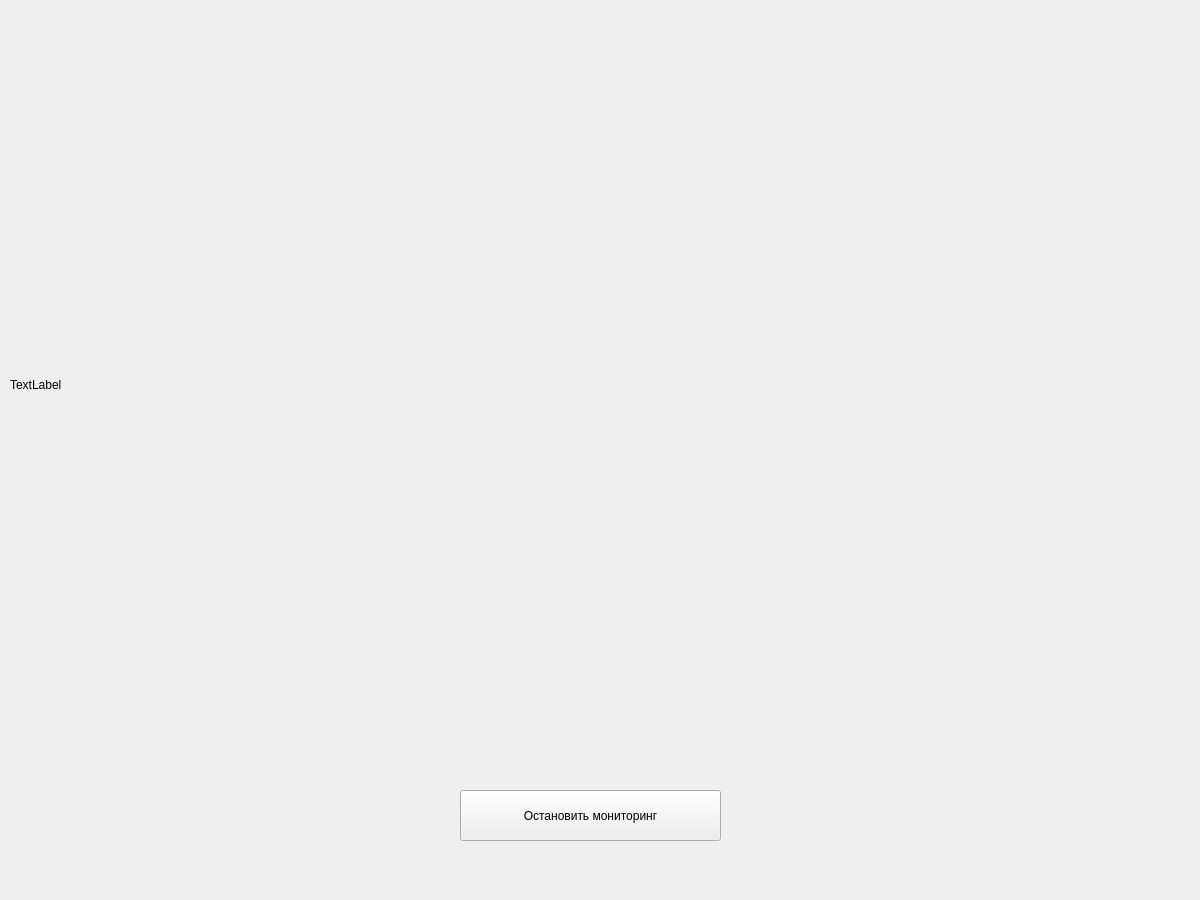
This is UI/detection_window.ui in wauping/SOWA as Qt 5 draws it before an edit. The edited form follows.
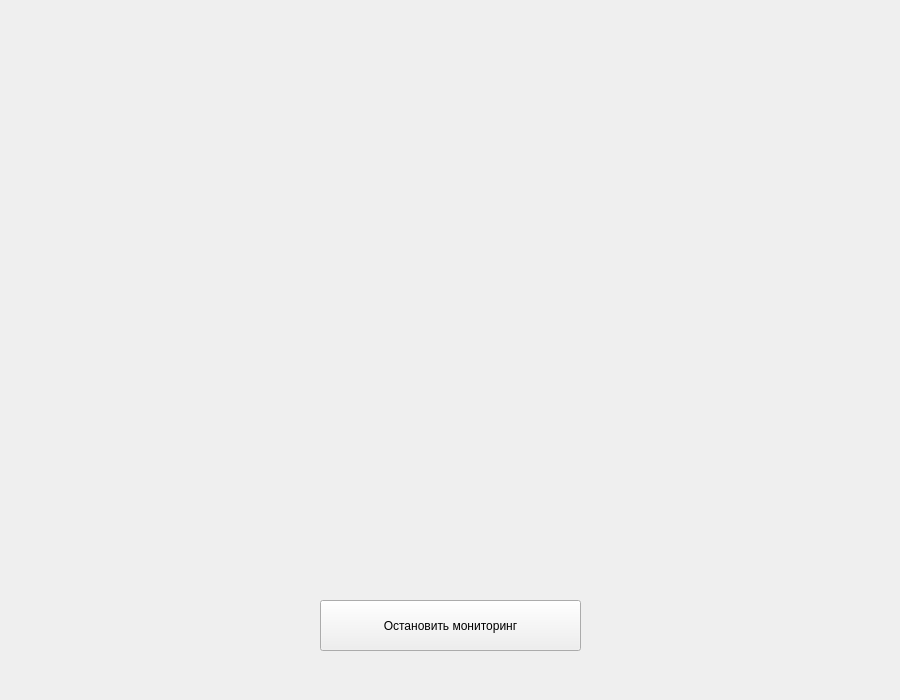
This is the edited form. Icons and pictures are not drawn.

Patch:
```diff
--- a/UI/detection_window.ui
+++ b/UI/detection_window.ui
@@ -6,20 +6,20 @@
    <rect>
     <x>0</x>
     <y>0</y>
-    <width>1200</width>
-    <height>900</height>
+    <width>900</width>
+    <height>700</height>
    </rect>
   </property>
   <property name="minimumSize">
    <size>
-    <width>1200</width>
-    <height>900</height>
+    <width>900</width>
+    <height>700</height>
    </size>
   </property>
   <property name="maximumSize">
    <size>
-    <width>1200</width>
-    <height>900</height>
+    <width>900</width>
+    <height>700</height>
    </size>
   </property>
   <property name="windowTitle">
@@ -29,33 +29,33 @@
    <widget class="QLabel" name="label_detection">
     <property name="geometry">
      <rect>
-      <x>10</x>
+      <x>127</x>
       <y>10</y>
-      <width>1180</width>
-      <height>750</height>
+      <width>640</width>
+      <height>640</height>
      </rect>
     </property>
     <property name="minimumSize">
      <size>
-      <width>1180</width>
-      <height>750</height>
+      <width>640</width>
+      <height>640</height>
      </size>
     </property>
     <property name="maximumSize">
      <size>
-      <width>1180</width>
-      <height>750</height>
+      <width>640</width>
+      <height>640</height>
      </size>
     </property>
     <property name="text">
-     <string>TextLabel</string>
+     <string></string>
     </property>
    </widget>
    <widget class="QPushButton" name="stop_detection_button">
     <property name="geometry">
      <rect>
-      <x>460</x>
-      <y>790</y>
+      <x>320</x>
+      <y>600</y>
       <width>261</width>
       <height>51</height>
      </rect>
```
Left out of the diff: 5 changed lines with no effect on the pictures.
